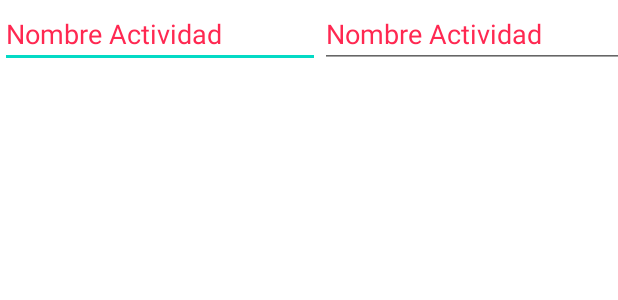
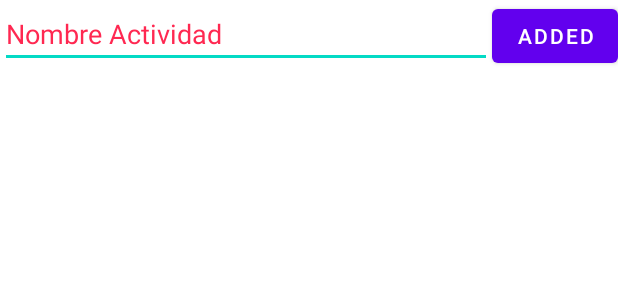
Before and after one commit to PereCP/TEAgenda, an Android app: the layout activity_main.xml on its own in the app's theme, with its tools: preview values and no code run, on a phone screen of 412 x 824 dp. Shown: the top 300 px of the screen. Run offline under Robolectric (Android 15) with nearby library versions, the phone set to English and light mode, and no system bars.

Commit message:
Boton aux

```diff
--- a/app/src/main/res/layout/activity_main.xml
+++ b/app/src/main/res/layout/activity_main.xml
@@ -12,15 +12,6 @@
         android:layout_height="wrap_content"
         android:orientation="horizontal">
 
-    <EditText
-        android:id="@+id/myList"
-        android:layout_width="match_parent"
-        android:layout_height="wrap_content"
-        android:hint="@string/nombre_actividad"
-        android:ems="10"
-        android:textColorHint="#ff2851"
-        tools:ignore="TextContrastCheck"
-        android:inputType="text" />
         <EditText
             android:id="@+id/myList"
             android:layout_width="328dp"
```
